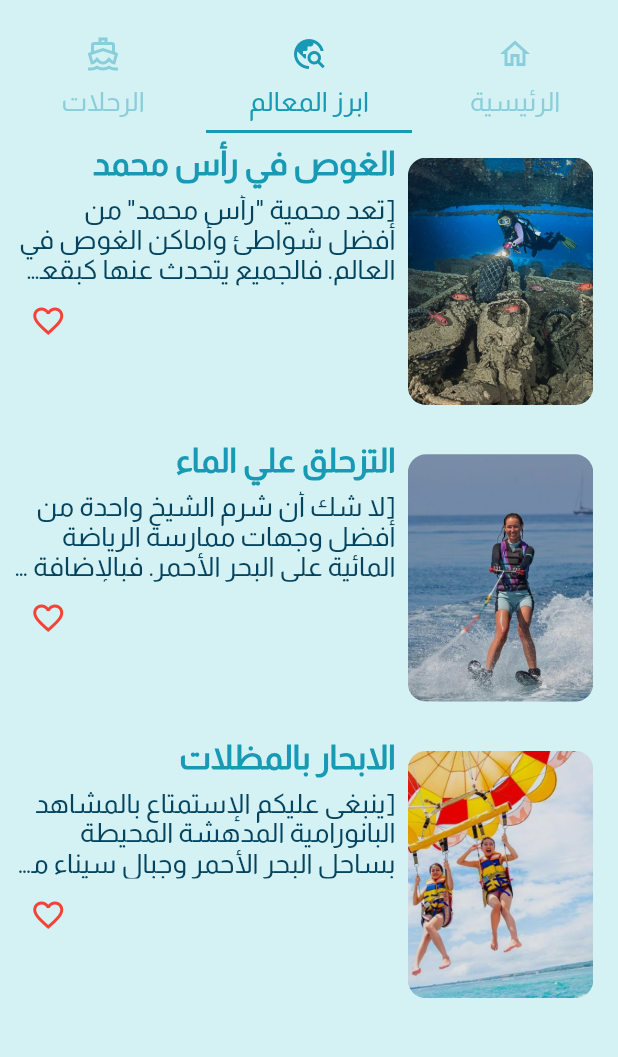
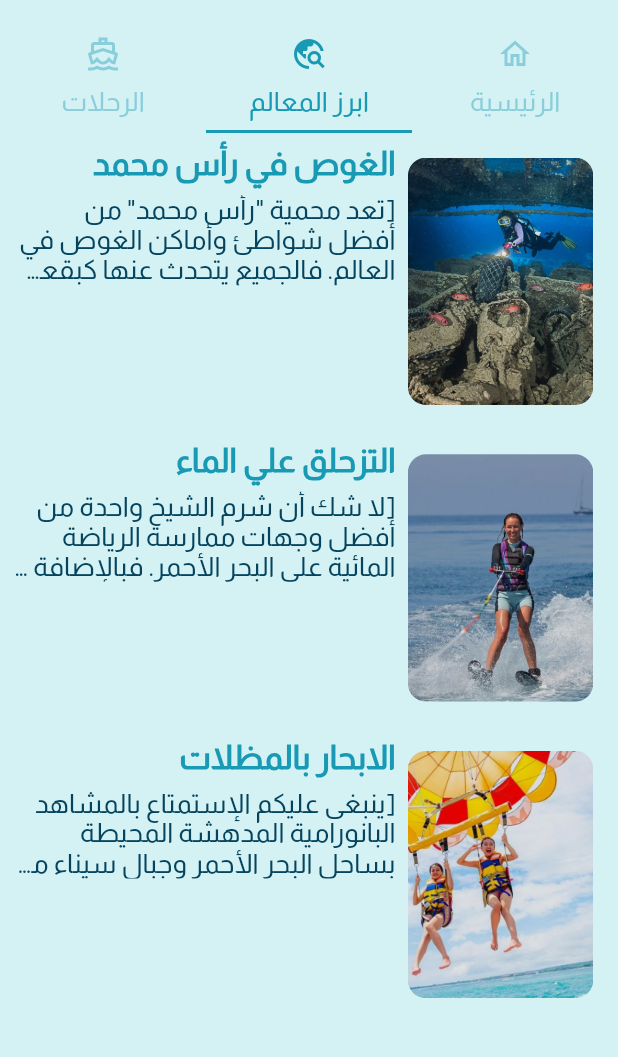
Before and after one commit to Wegdan9/e_city, a Flutter app: the screen it shows after launch, tab 2 chosen, on a phone screen of 412 x 824 dp, the part 62-1119 px from its top. Run offline on Flutter 3.47's test engine with Material 2 defaults, Android fonts, the phone set to English and light mode, and no system bars; drawn by our look-alikes of flutter_animate; our stand-ins replace animated_splash_screen, carousel_slider, dots_indicator, lottie, page_transition, video_player.

Commit message:
Wegdan_Repo10
1- Temporary fixing Favorites

```diff
--- a/lib/controller/landmark_controller.dart
+++ b/lib/controller/landmark_controller.dart
@@ -6,7 +6,7 @@ import '../model/landmark.dart';
 
 class LandmarkController with ChangeNotifier{
 
-  //bool _isFavorite = false;
+  bool _isFavorite = false;
   final List<Landmark> _landmark =  [
     Landmark(
         landmarkId: 'landmark1',
@@ -71,6 +71,13 @@ class LandmarkController with ChangeNotifier{
   List<Landmark> get getLandmark => [..._landmark];
 
 
+  bool get getIsFavorite => _isFavorite;
+
+  void toggleFavorite(){
+    _isFavorite = !_isFavorite;
+    notifyListeners();
+  }
+
   Landmark findLandmarkById(int index ){
     return _landmark.elementAt(index);
   }
--- a/lib/controller/trips_controller.dart
+++ b/lib/controller/trips_controller.dart
@@ -94,7 +94,7 @@ class TripsController with ChangeNotifier{
   bool get get_IsFavorite => _isFavorite;
 
   void toggleFavorite(){
-    _isFavorite = !_isFavorite;
+      _isFavorite = !_isFavorite;
     notifyListeners();
   }
 
--- a/lib/view/home_screen/widgets/landmark_widget.dart
+++ b/lib/view/home_screen/widgets/landmark_widget.dart
@@ -29,12 +29,11 @@ class LandmarkWidget extends StatelessWidget {
         padding: EdgeInsets.all(width * 0.01),
         margin: EdgeInsets.all(width * 0.01),
         child: Row(
-          mainAxisAlignment: MainAxisAlignment.start,
           crossAxisAlignment: CrossAxisAlignment.start,
           children: [
         Expanded(
         child: Column(
-        mainAxisAlignment: MainAxisAlignment.end,
+          mainAxisAlignment: MainAxisAlignment.end,
           crossAxisAlignment: CrossAxisAlignment.end,
           children: [
             Hero(
@@ -46,15 +45,15 @@ class LandmarkWidget extends StatelessWidget {
               child: Text(
                 landmark[index].landmarkDescription.toString(), textDirection: TextDirection.rtl,maxLines: 3, overflow: TextOverflow.ellipsis,style: Theme.of(context).textTheme.bodyMedium,),
             ),
-            Align(
-                alignment: Alignment.bottomLeft,
-                child: IconButton(
-                  icon: Icon(Icons.favorite_border, color: Colors.red),
-                  onPressed: (){
-
-                  },
-                ),
-            ),
+            // Align(
+            //     alignment: Alignment.bottomLeft,
+            //     child: IconButton(
+            //       icon: Icon(Icons.favorite_border, color: Colors.red),
+            //       onPressed: (){
+            //
+            //       },
+            //     ),
+            // ),
           ],
         ),
       ),
--- a/lib/view/landmarks/landmark_details_screen.dart
+++ b/lib/view/landmarks/landmark_details_screen.dart
@@ -89,10 +89,10 @@ class _LandmarkDetailsScreenState extends State<LandmarkDetailsScreen> {
               ),
               child: Consumer<LandmarkController>(
                 builder: (context, consLandmark, child) => IconButton(
-                  icon: Icon( Icons.favorite_border,size: 30,color: Colors.red),
+                  icon: Icon(consLandmark.getIsFavorite ? Icons.favorite :Icons.favorite_border,size: 30,color: Colors.red),
                   onPressed: (){
                     setState(() {
-
+                      consLandmark.toggleFavorite();
                     });
                   },
                 ),
```
